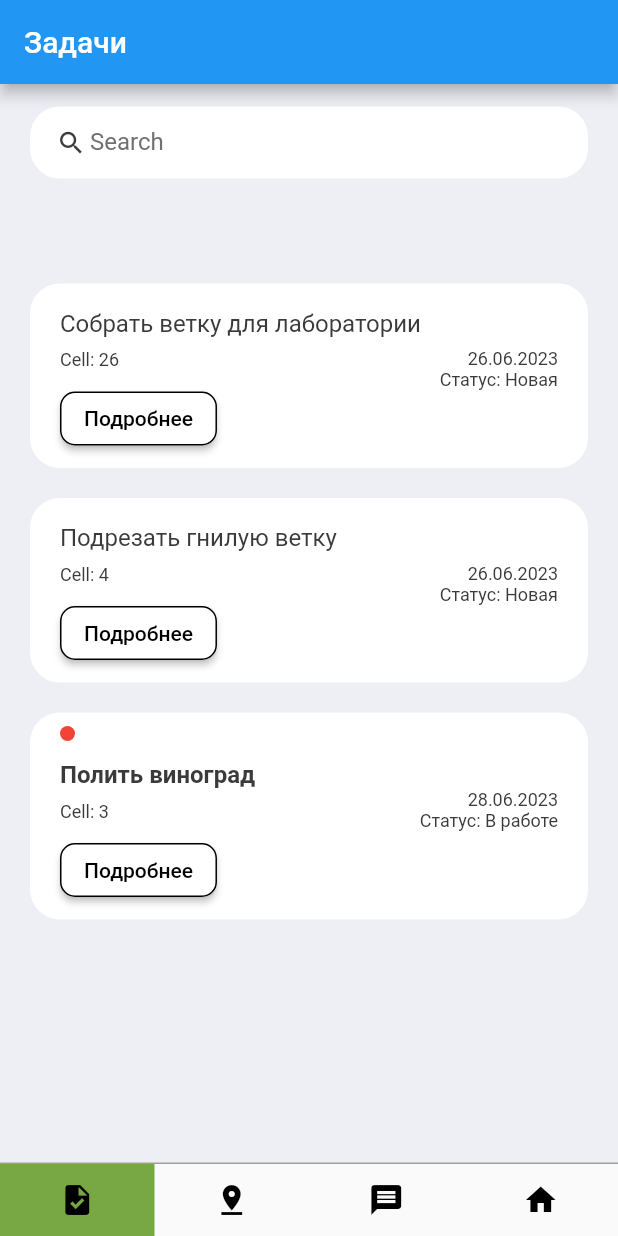
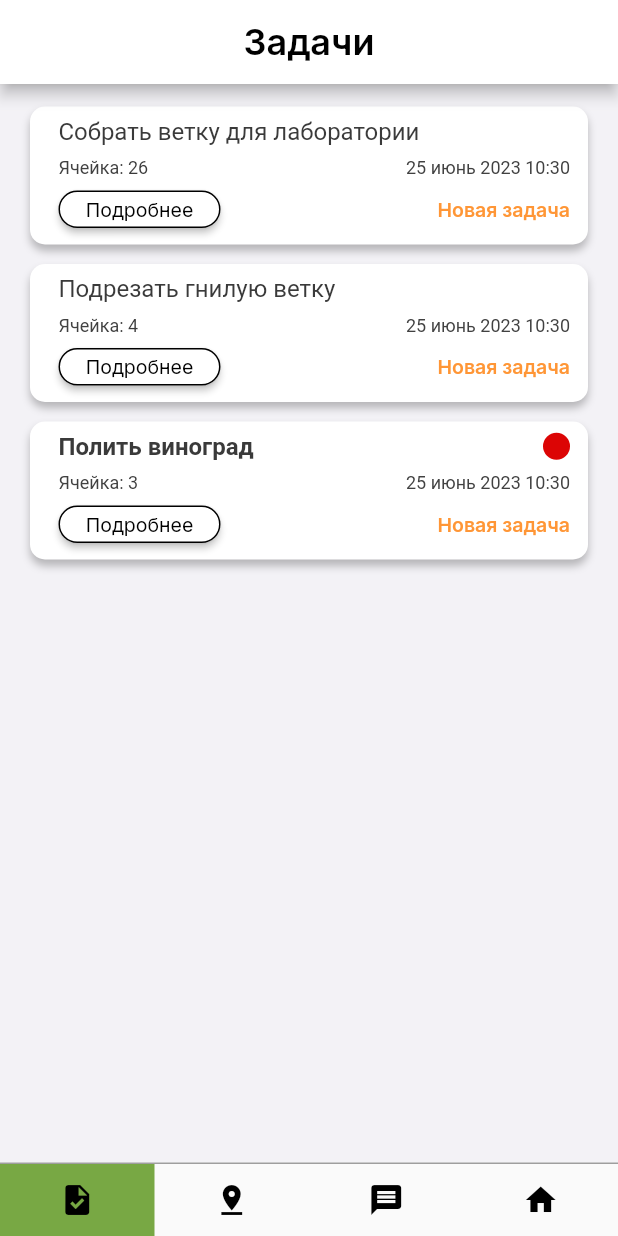
Before and after one commit to DarkSteelD/DokiDoki, a Flutter app: the screen it shows after launch, on a phone screen of 412 x 824 dp. Run offline on Flutter 3.47's test engine with Material 2 defaults, Android fonts, the phone set to English and light mode, and no system bars; our stand-ins replace file_picker, flutter_chat_types, flutter_chat_ui, flutter_riverpod, google_fonts, image_picker.

Commit message:
task list page

```diff
--- a/lib/constants/colors.dart
+++ b/lib/constants/colors.dart
@@ -6,4 +6,4 @@ const Color tdBlue = Color(0xFF5F52EE);
 const Color tdBlack = Color(0xFF3A3A3A);
 const Color tdGrey = Color(0xFF717171);
 
-const Color tdBGColor = Color(0xFFEEEFF5);
+const Color tdBGColor = Color(0xFFF3F2F6);
--- a/lib/main.dart
+++ b/lib/main.dart
@@ -1,5 +1,6 @@
 import 'package:flutter/material.dart';
 import 'package:flutter/services.dart';
+import 'package:flutter_localizations/flutter_localizations.dart';
 import 'package:flutter_riverpod/flutter_riverpod.dart';
 import 'package:flutter_todo_app/screens/home_page.dart';
 
@@ -19,6 +20,11 @@ class MyApp extends StatelessWidget {
       child: MaterialApp(
         debugShowCheckedModeBanner: false,
         title: 'ToDo App',
+        localizationsDelegates: [
+          GlobalCupertinoLocalizations.delegate,
+          GlobalMaterialLocalizations.delegate,
+        ],
+        supportedLocales: [Locale('ru'), Locale('en')],
         home: HomePage(),
         //home : ReportPage(),
       ),
--- a/lib/screens/home_page.dart
+++ b/lib/screens/home_page.dart
@@ -1,6 +1,6 @@
 import 'package:flutter/material.dart';
 import 'package:flutter_riverpod/flutter_riverpod.dart';
-import 'package:flutter_todo_app/screens/home.dart';
+import 'package:flutter_todo_app/screens/task_list.dart';
 
 import 'chat_page.dart';
 import 'otchet.dart';
@@ -22,8 +22,8 @@ class _HomePageState extends ConsumerState<HomePage> {
   @override
   Widget build(BuildContext context) {
     final pages = [
-      TaskList(),
-      TaskList(),
+      const TaskList(),
+      const TaskList(),
       const ChatPage(),
       ReportPage(),
     ];
--- a/lib/screens/home.dart
+++ b/lib/screens/task_list.dart
@@ -1,4 +1,5 @@
 import 'package:flutter/material.dart';
+import 'package:google_fonts/google_fonts.dart';
 
 import '../model/todo.dart';
 import '../constants/colors.dart';
@@ -26,64 +27,34 @@ class _TaskListState extends State<TaskList> {
   Widget build(BuildContext context) {
     return Scaffold(
       backgroundColor: tdBGColor,
-      appBar: AppBar(title: Text("Задачи")),
-      body: Stack(
-        children: [
-          Container(
-            padding: EdgeInsets.symmetric(
+      appBar: AppBar(
+        backgroundColor: Colors.white,
+        title: Center(
+          child: Text(
+            "Задачи",
+            textAlign: TextAlign.center,
+            style: GoogleFonts.inter(
+              fontWeight: FontWeight.w600,
+              fontSize: 24,
+              color: Colors.black,
+            ),
+          ),
+        ),
+      ),
+      body: Container(
+        padding: const EdgeInsets.symmetric(
           horizontal: 20,
           vertical: 15,
         ),
-            child: Column(
-              children: [
-                searchBox(),
-                Expanded(
         child: ListView(
           children: [
-                      Container(
-                        margin: EdgeInsets.only(
-                          top: 50,
-                          bottom: 20,
-                        ),
-                        /*child: Text(
-                          '',
-                          style: TextStyle(
-                            fontSize: 30,
-                            fontWeight: FontWeight.w500,
-                          ),
-                        ),*/
-                      ),
             for (ToDo todoo in _foundToDo.reversed)
               ToDoItem(
                 todo: todoo,
                 onToDoChanged: _handleToDoChange,
-                          onDeleteItem: _deleteToDoItem,
               ),
           ],
         ),
-                )
-              ],
-            ),
-          ),
-          Align(
-            alignment: Alignment.bottomCenter,
-            child: Row(children: [
-              Expanded(
-                child: Container(
-                  margin: EdgeInsets.only(
-                    bottom: 20,
-                    right: 20,
-                    left: 20,
-                  ),
-                  padding: EdgeInsets.symmetric(
-                    horizontal: 20,
-                    vertical: 5,
-                  ),
-                ),
-              ),
-            ]),
-          ),
-        ],
       ),
     );
   }
@@ -130,14 +101,14 @@ class _TaskListState extends State<TaskList> {
 
   Widget searchBox() {
     return Container(
-      padding: EdgeInsets.symmetric(horizontal: 15),
+      padding: const EdgeInsets.symmetric(horizontal: 15),
       decoration: BoxDecoration(
         color: Colors.white,
         borderRadius: BorderRadius.circular(20),
       ),
       child: TextField(
         onChanged: (value) => _runFilter(value),
-        decoration: InputDecoration(
+        decoration: const InputDecoration(
           contentPadding: EdgeInsets.all(0),
           prefixIcon: Icon(
             Icons.search,
@@ -161,7 +132,7 @@ class _TaskListState extends State<TaskList> {
       backgroundColor: tdBGColor,
       elevation: 0,
       title: Row(mainAxisAlignment: MainAxisAlignment.spaceBetween, children: [
-        Icon(
+        const Icon(
           Icons.menu,
           color: tdBlack,
           size: 30,
--- a/lib/widgets/todo_item.dart
+++ b/lib/widgets/todo_item.dart
@@ -1,114 +1,147 @@
 import 'package:flutter/material.dart';
+import 'package:intl/intl.dart';
+import 'package:google_fonts/google_fonts.dart';
 
 import '../model/todo.dart';
 import '../constants/colors.dart';
 
 class ToDoItem extends StatelessWidget {
   final ToDo todo;
-  final onToDoChanged;
-  final onDeleteItem;
+  final Function onToDoChanged;
 
   const ToDoItem({
     Key? key,
     required this.todo,
     required this.onToDoChanged,
-    required this.onDeleteItem,
   }) : super(key: key);
 
   @override
   Widget build(BuildContext context) {
-    return Container(
-      margin: EdgeInsets.only(bottom: 20),
-      child: ListTile(
+    return Padding(
+      padding: const EdgeInsets.only(bottom: 13.0),
+      child: Container(
+        width: 352,
+        decoration: BoxDecoration(
+          color: Colors.white,
+          boxShadow: const [
+            BoxShadow(
+              offset: Offset(0, 4),
+              blurRadius: 4,
+              color: Color(0x40000000),
+            )
+          ],
+          borderRadius: BorderRadius.circular(10),
+        ),
+        child: InkWell(
           onTap: () {
             onToDoChanged(todo);
           },
-        shape: RoundedRectangleBorder(
-          borderRadius: BorderRadius.circular(20),
+          child: Padding(
+            padding: const EdgeInsets.only(
+              left: 19,
+              right: 12,
+              bottom: 11,
+              top: 7,
             ),
-        contentPadding: EdgeInsets.symmetric(horizontal: 20, vertical: 5),
-        tileColor: Colors.white,
-        title: Row(
-          mainAxisAlignment: MainAxisAlignment.spaceBetween,
-          children: [
-            Column(
+            child: Column(
               crossAxisAlignment: CrossAxisAlignment.start,
               children: [
-                if (todo.isDone)
-                  Container(
-                    width: 10,
-                    height: 10,
-                    margin: EdgeInsets.only(bottom: 5),
-                    decoration: BoxDecoration(
-                      shape: BoxShape.circle,
-                      color: Colors.red,
-                    ),
-                  ),
-                SizedBox(height: 8.0),
+                Row(
+                  children: [
                     Text(
                       todo.todoText!,
                       style: TextStyle(
                         fontSize: 16,
                         color: tdBlack,
-                    fontWeight: todo.isDone ?  FontWeight.bold : null,
+                        fontWeight: todo.isDone ? FontWeight.bold : null,
                       ),
                     ),
-                SizedBox(height: 8.0),
+                    const Spacer(),
+                    if (todo.isDone)
+                      Container(
+                        width: 18,
+                        height: 18,
+                        decoration: const BoxDecoration(
+                          shape: BoxShape.circle,
+                          color: Color(0xFFDC0505),
+                        ),
+                      ),
+                  ],
+                ),
+                const SizedBox(height: 8.0),
+                Row(
+                  children: [
+                    const Text(
+                      'Ячейка: ',
+                      style: TextStyle(
+                        fontSize: 12,
+                        color: Color(0xFF414141),
+                      ),
+                    ),
                     Text(
-                  'Cell: ${todo.cell}',
-                  style: TextStyle(
+                      '${todo.cell}',
+                      style: const TextStyle(
                         fontSize: 12,
                         color: tdBlack,
                       ),
                     ),
-                SizedBox(height: 8.0),
-
-                ElevatedButton(
-                  onPressed: () {
-                    // Handle button press
-                  },
-                  style: ElevatedButton.styleFrom(
-                    primary: Colors.white, // Прозрачный цвет фона
-                    onSurface: Colors.black, // Цвет текста и границы кнопки
-                    side: BorderSide(color: Colors.black),
-                    // Черная граница
-                    shape: RoundedRectangleBorder(
-                      borderRadius: BorderRadius.circular(10.0), // Скругление углов кнопки
-                    ),
-                  ),
-                  child: Text('Подробнее',
-                    style: TextStyle(
-                        color: Colors.black
-                    ),
+                    const Spacer(),
+                    Text(
+                      '${DateTime.now().day} ${DateFormat(DateFormat.MONTH, 'ru').format(DateTime.now())} ${DateTime.now().year} ${DateFormat(DateFormat.HOUR24_MINUTE).format(DateTime.now())}',
+                      style: const TextStyle(
+                        fontSize: 12,
+                        color: Color(0xFF414141),
                       ),
                     ),
                   ],
                 ),
-            Column(
-              crossAxisAlignment: CrossAxisAlignment.end,
+                const SizedBox(height: 8.0),
+                Row(
                   children: [
-                Text(
-                  todo.Date!,
-                  style: TextStyle(
-                    fontSize: 12,
-                    color: tdBlack,
+                    SizedBox(
+                      height: 25,
+                      width: 108,
+                      child: ElevatedButton(
+                        onPressed: () {
+                          onToDoChanged(todo);
+                        },
+                        style: ElevatedButton.styleFrom(
+                          backgroundColor: Colors.white,
+                          disabledForegroundColor:
+                              Colors.black.withOpacity(0.38),
+                          side: const BorderSide(color: Colors.black),
+                          // Черная граница
+                          shape: RoundedRectangleBorder(
+                            borderRadius: BorderRadius.circular(
+                              45.0,
+                            ), // Скругление углов кнопки
                           ),
                         ),
-                Text(
-                  'Cтатус: ${todo.Status}',
-                  style: TextStyle(
-                    fontSize: 12,
-                    color: tdBlack,
+                        child: Text(
+                          'Подробнее',
+                          style: GoogleFonts.inter(
+                            fontWeight: FontWeight.w400,
+                            fontSize: 13,
+                            color: Colors.black,
                           ),
                         ),
-                SizedBox(height: 8.0),
-
+                      ),
+                    ),
+                    const Spacer(),
+                    Text(
+                      'Новая задача',
+                      style: GoogleFonts.inter(
+                        fontWeight: FontWeight.w600,
+                        fontSize: 13,
+                        color: const Color(0xC9FF7A00),
+                      ),
+                    ),
                   ],
                 ),
               ],
             ),
-
-
+          ),
+        ),
       ),
     );
   }
--- a/pubspec.yaml
+++ b/pubspec.yaml
@@ -37,13 +37,12 @@ dependencies:
 
   flutter_chat_ui: ^1.5.8
   image_picker: ^0.8.5
-  intl: ^0.17.0
+  intl: ^0.18.0
   mime: ^1.0.1
   uuid: ^3.0.6
   http: ^0.13.4
   file_picker: ^5.3.2
 
-  google_fonts: ^3.0.1
   flutter_svg: ^1.0.0
   freezed_annotation: ^2.1.0
   json_annotation: ^4.6.0
@@ -52,6 +51,8 @@ dependencies:
   shared_preferences: ^2.0.0
   day_night_time_picker: ^1.1.2
   flutter_share: ^2.0.0
+  google_fonts: ^4.0.4
+  flutter_localization: ^0.1.12
 
 dev_dependencies:
   flutter_test:
```
Also changed, not shown: pubspec.lock, 5 other files. Lines whose indentation alone changed are shown as unchanged.
